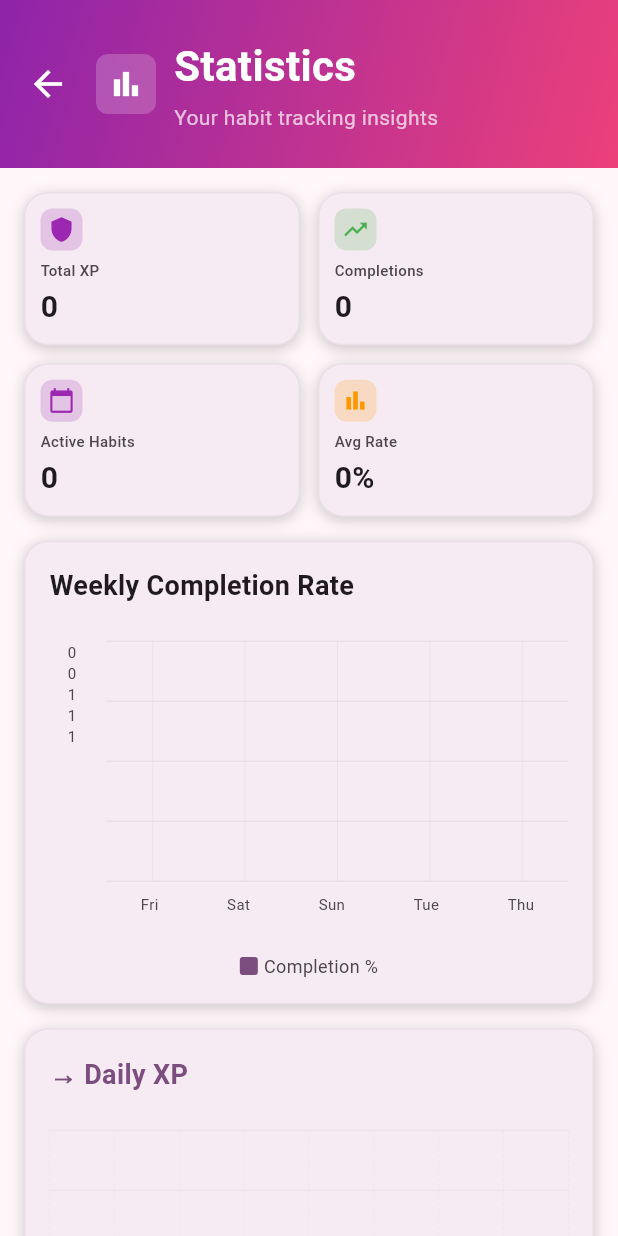
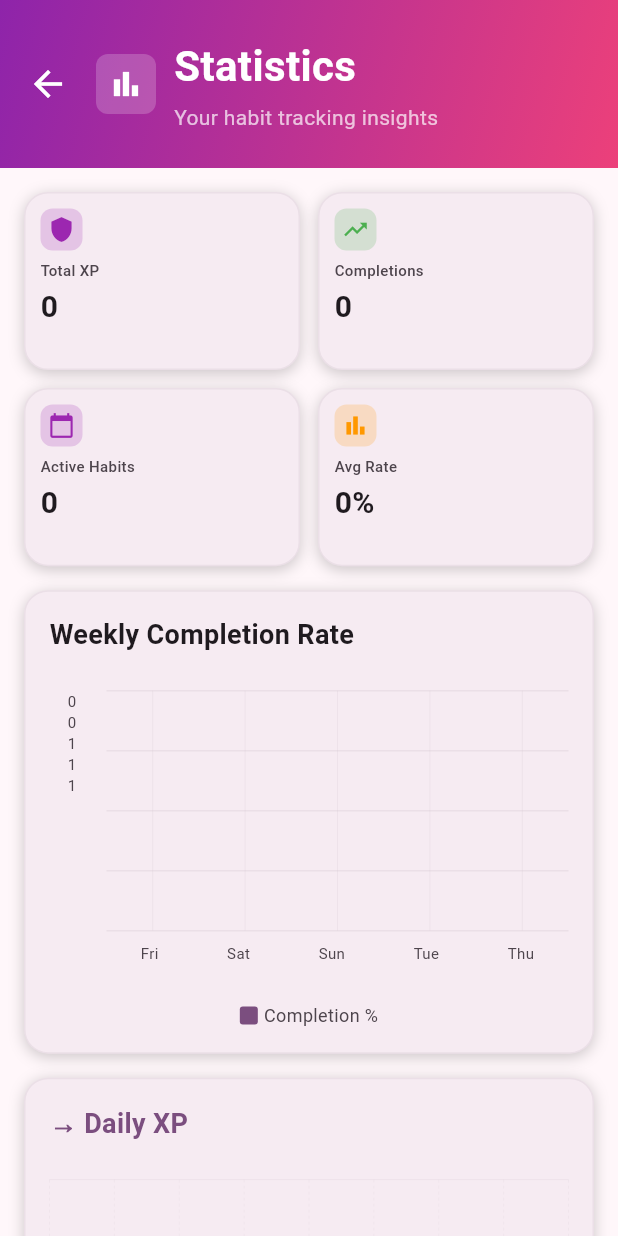
Before and after one commit to erenayar-12/CS310-Group-21, a Flutter app: the screen it shows once a user with an empty profile is signed in, after a tap on "View Stats", on a phone screen of 412 x 824 dp. Run offline on Flutter 3.47's test engine with Material 3 defaults, Android fonts, the phone set to English and light mode, and no system bars; our stand-ins replace cloud_firestore, firebase_auth, firebase_core, shared_preferences, sqflite, sqflite_common_ffi; accounts and stored records are empty.

Commit message:
Integrated firestore to statistics page, fixed overflow issue

```diff
--- a/lib/screens/statistics/statistics_view.dart
+++ b/lib/screens/statistics/statistics_view.dart
@@ -2,7 +2,8 @@ import 'package:flutter/material.dart';
 import 'dart:math' as math;
 
 import '../../data/habit.dart';
-import '../../data/habit_database.dart';
+import 'package:provider/provider.dart';
+import '../../services/firestore_service.dart';
 
 class StatisticsScreen extends StatefulWidget {
   const StatisticsScreen({super.key});
@@ -12,37 +13,12 @@ class StatisticsScreen extends StatefulWidget {
 }
 
 class _StatisticsScreenState extends State<StatisticsScreen> {
-  bool _isLoading = true;
-  List<Habit> _habits = [];
 
   // Use simpler data structures that work with current database
   List<double> _dailyXP = List.filled(30, 0.0); // Last 30 days - will be calculated
   List<double> _weeklyCompletion = [0, 0, 0, 0, 0]; // Fri, Sat, Sun, Tue, Thu
 
   @override
-  void initState() {
-    super.initState();
-    _loadData();
-  }
-
-  Future<void> _loadData() async {
-    // Load habits
-    final habits = await HabitDatabase.instance.fetchHabits();
-
-    // Calculate daily XP from current habits (simplified - based on streaks)
-    // Since we don't have historical data, we'll simulate it based on current streaks
-    _calculateDailyXP(habits);
-
-    // Calculate weekly completion from current habits
-    _calculateWeeklyCompletion(habits);
-
-    if (!mounted) return;
-
-    setState(() {
-      _habits = habits;
-      _isLoading = false;
-    });
-  }
 
   void _calculateDailyXP(List<Habit> habits) {
     // Since we don't have historical data, distribute XP across last 30 days
@@ -96,13 +72,15 @@ class _StatisticsScreenState extends State<StatisticsScreen> {
   }
 
   // Calculate statistics
-  int get _totalCompletions => _habits.fold(0, (sum, habit) => sum + habit.streak);
-  int get _activeHabits => _habits.length;
-  double get _avgRate {
-    if (_habits.isEmpty) return 0.0;
-    // Calculate based on how many habits are "on track" (progress < 0.3)
-    final onTrackCount = _habits.where((h) => h.progress < 0.3).length;
-    return (onTrackCount / _habits.length) * 100;
+  int _totalCompletions(List<Habit> habits) =>
+      habits.fold(0, (sum, habit) => sum + habit.streak);
+
+  int _activeHabits(List<Habit> habits) => habits.length;
+
+  double _avgRate(List<Habit> habits) {
+    if (habits.isEmpty) return 0.0;
+    final onTrackCount = habits.where((h) => h.progress < 0.3).length;
+    return (onTrackCount / habits.length) * 100;
   }
 
   @override
@@ -111,13 +89,26 @@ class _StatisticsScreenState extends State<StatisticsScreen> {
     return Scaffold(
       backgroundColor: theme.colorScheme.surface,
       body: SafeArea(
-        child: _isLoading
-            ? Center(
+        child: StreamBuilder<List<Habit>>(
+          stream: context.read<FirestoreService>().getHabitsStream(),
+          builder: (context, snapshot) {
+            if (snapshot.connectionState == ConnectionState.waiting) {
+              return Center(
                 child: CircularProgressIndicator(
-                  color: theme.colorScheme.primary,
+                  color: Theme.of(context).colorScheme.primary,
                 ),
-              )
-            : SingleChildScrollView(
+              );
+            }
+
+            final habits = snapshot.data ?? [];
+
+            // Recompute graph data from live habits
+            _dailyXP = List.filled(30, 0.0);
+            _weeklyCompletion = [0, 0, 0, 0, 0];
+            _calculateDailyXP(habits);
+            _calculateWeeklyCompletion(habits);
+
+            return SingleChildScrollView(
               padding: const EdgeInsets.only(bottom: 16),
               child: Column(
                 children: [
@@ -125,7 +116,7 @@ class _StatisticsScreenState extends State<StatisticsScreen> {
                   const SizedBox(height: 16),
                   Padding(
                     padding: const EdgeInsets.symmetric(horizontal: 16),
-                child: _buildStatisticsGrid(),
+                    child: _buildStatisticsGridLive(habits),
                   ),
                   const SizedBox(height: 16),
                   _buildWeeklyCompletionGraph(),
@@ -134,10 +125,12 @@ class _StatisticsScreenState extends State<StatisticsScreen> {
                   const SizedBox(height: 16),
                   _buildHabitCompletions(),
                   const SizedBox(height: 16),
-              _buildCompletionDetails(),
+                  _buildCompletionDetails(habits),
                   const SizedBox(height: 80),
                 ],
               ),
+            );
+          },
         ),
       ),
     );
@@ -204,38 +197,38 @@ class _StatisticsScreenState extends State<StatisticsScreen> {
     );
   }
 
-  Widget _buildStatisticsGrid() {
+  Widget _buildStatisticsGridLive(List<Habit> habits) {
     return GridView.count(
       crossAxisCount: 2,
       shrinkWrap: true,
       physics: const NeverScrollableScrollPhysics(),
       crossAxisSpacing: 12,
       mainAxisSpacing: 12,
-      childAspectRatio: 1.8,
+      childAspectRatio: 1.55,
       children: [
         _buildStatCard(
           icon: Icons.shield,
           iconColor: Colors.purple,
           label: 'Total XP',
-          value: '$_totalXP',
+          value: '${_totalXP}',
         ),
         _buildStatCard(
           icon: Icons.trending_up,
           iconColor: Colors.green,
           label: 'Completions',
-          value: '$_totalCompletions',
+          value: '${_totalCompletions(habits)}',
         ),
         _buildStatCard(
           icon: Icons.calendar_today,
           iconColor: Colors.purple,
           label: 'Active Habits',
-          value: '$_activeHabits',
+          value: '${_activeHabits(habits)}',
         ),
         _buildStatCard(
           icon: Icons.bar_chart,
           iconColor: Colors.orange,
           label: 'Avg Rate',
-          value: '${_avgRate.toStringAsFixed(0)}%',
+          value: '${_avgRate(habits).toStringAsFixed(0)}%',
         ),
       ],
     );
@@ -450,10 +443,10 @@ class _StatisticsScreenState extends State<StatisticsScreen> {
     );
   }
 
-  Widget _buildCompletionDetails() {
+  Widget _buildCompletionDetails(List<Habit> habits) {
     final theme = Theme.of(context);
     // Get habits with completion counts
-    final habitDetails = _habits.map((habit) {
+    final habitDetails = habits.map((habit) {
       return _HabitDetail(
         name: habit.name,
         color: _getHabitColor(habit.emoji ?? ''),
```
Lines whose indentation alone changed are shown as unchanged.
